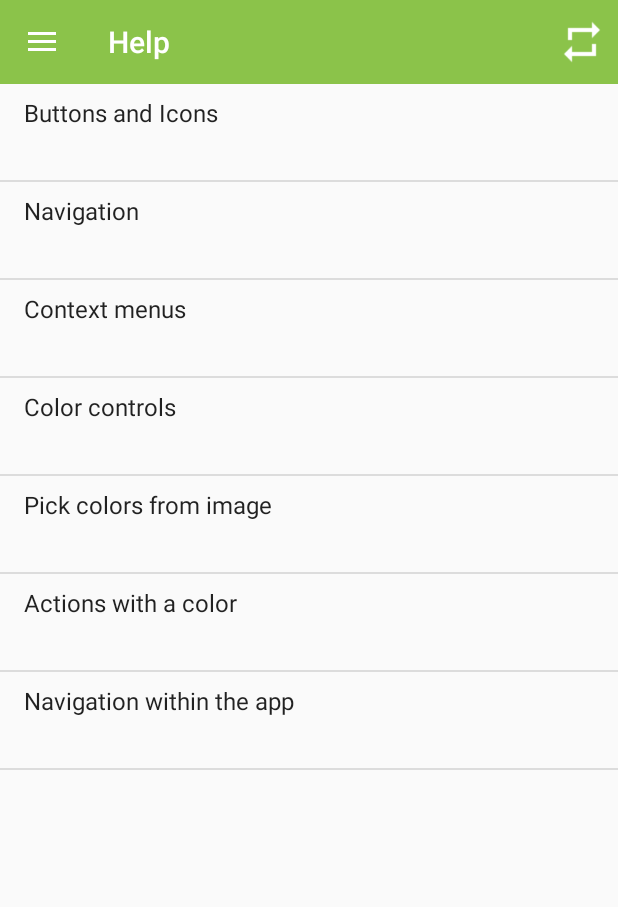
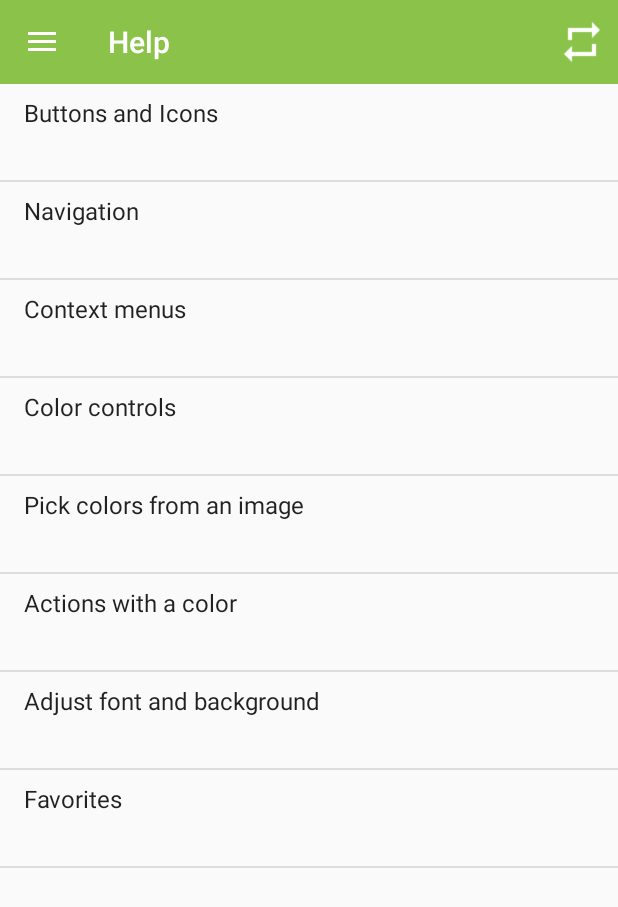
Before and after one commit to ruan65/ColoriforniaII, an Android app: the HelpActivity screen opened directly, with no data from a screen before it, on a phone screen of 412 x 824 dp. Shown: the top 907 px of the screen. Run offline under Robolectric (Android 15) with nearby library versions, the phone set to English and light mode, and no system bars; our stand-ins replace ButterKnife.

```diff
--- a/app/src/main/res/values/help_contents.xml
+++ b/app/src/main/res/values/help_contents.xml
@@ -6,9 +6,10 @@
         <item>Navigation</item>
         <item>Context menus</item>
         <item>Color controls</item>
-        <item>Pick colors from image</item>
+        <item>Pick colors from an image</item>
         <item>Actions with a color</item>
-        <item>Navigation within the app</item>
+        <item>Adjust font and background</item>
+        <item>Favorites</item>
     </string-array>
 
     <string-array name="help_description">
@@ -40,19 +41,30 @@
             Click icon \"i\" (1) to open color in the \"Fullscreen\" mode.
             Parameters of the color will be displayed
             (For returning just click any place)\n
-            You have three options to save color in the \"Favorites\" a) \"Draw\" V on the color (5)
+            You have three options to save the color in the \"Favorites\" a) \"Draw\" V on the color (5)
             b) \"Double click\" on the color c) Via context menu (\"Long press\" on the color)\n
             If the color has been saved the tag with a little heart will appear on it (2).\n
             To send the color(s) parameters via email or messenger click the \"Paper plane\" (3) icon.\n
-            Click on the \"Blur\" icon (4) adds the opacity regulator to the linear control,
+            The click on the \"Blur\" icon (4) adds the opacity regulator to the linear control,
             and the click on the same (but \"crossed out\") icon will return the control
             to initial state (the color(s) will become opaque 100%).\n
             Any color you can set as a \"Wallpaper\" on your device.
             Just \"draw\" a \"heart\" (6) on the color or via context menu.
         </item>
 
-        <item>Send color(s) parameters</item>
-        <item>Navigation within the app</item>
+        <item>
+            Distinction in the \"Font and background\" mode:\n
+            Clicks on the icon \"Flip to front\" (1)
+            will connect the regulators or to the font or to the background.\n
+            In the \"Adjustable font\" screen the slider (2) will change the font size,
+            And clicks on the \"B\" or the \"I\" icons will change \"boldness\" or \"obliquely\"
+            of the font accordingly.\n
+        </item>
+
+        <item>
+            Navigation within the app
+        </item>
+
     </string-array>
 
     <array name="help_buttons">
```
Also changed, not shown: app/src/main/res/drawable/instr_6.png (added), 1 other file.
